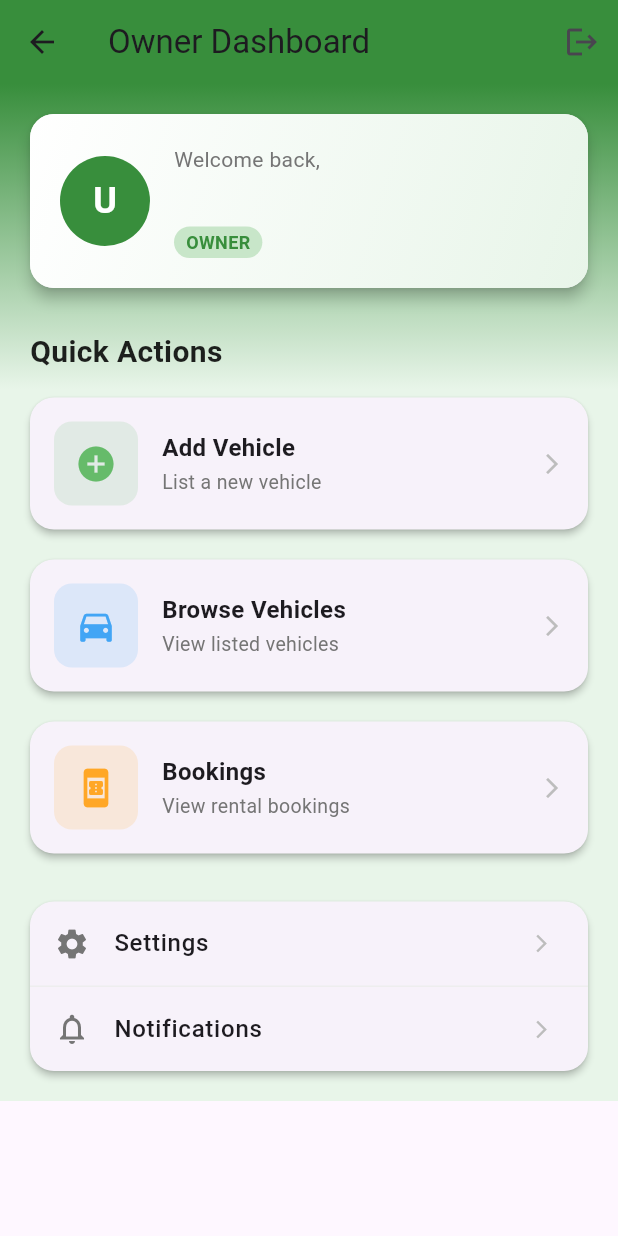
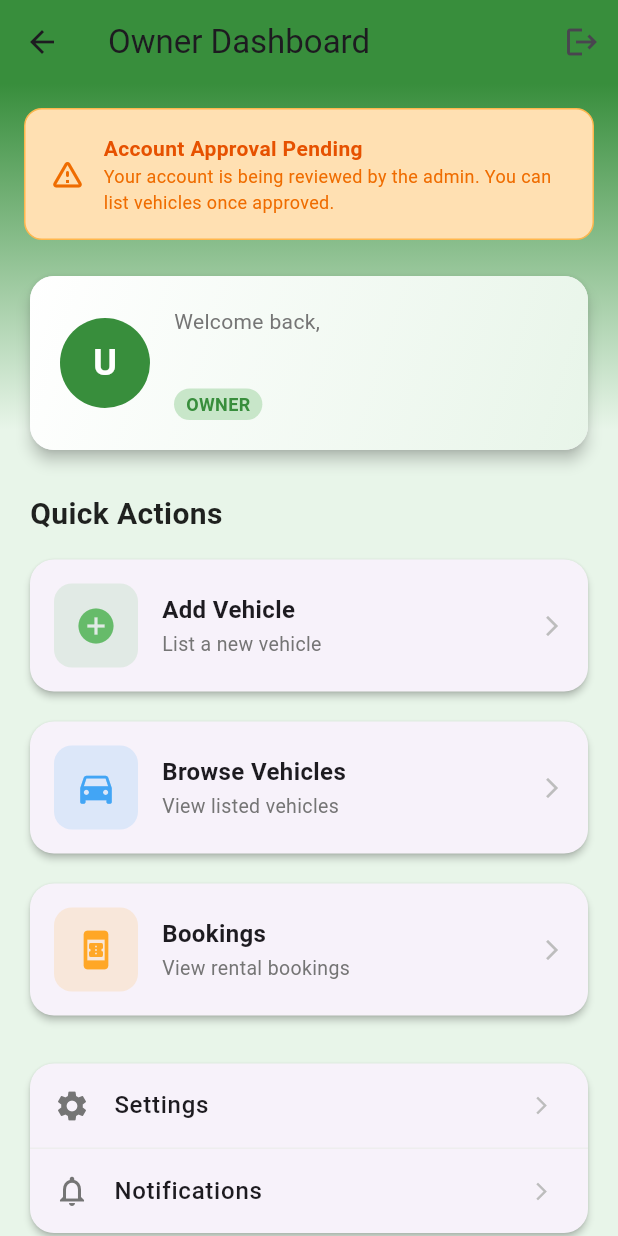
Before and after one commit to rottensmile8/myProject, a Flutter app: the OwnerDashboardPage screen opened directly with empty values, on a phone screen of 412 x 824 dp. Run offline on Flutter 3.47's test engine with Material 3 defaults, Android fonts, the phone set to English and light mode, and no system bars; accounts and stored records are empty; network calls fail.

Commit message:
User authentication by the admin

```diff
--- a/werent/lib/auth/owner_dashboard.dart
+++ b/werent/lib/auth/owner_dashboard.dart
@@ -122,6 +122,7 @@ class _OwnerDashboardPageState extends State<OwnerDashboardPage> {
             child: Column(
               crossAxisAlignment: CrossAxisAlignment.start,
               children: [
+                if (!widget.user.isActive) _buildApprovalPendingBanner(),
                 _buildWelcomeSection(context),
                 const SizedBox(height: 24),
                 _buildQuickActionsSection(context),
@@ -131,6 +132,45 @@ class _OwnerDashboardPageState extends State<OwnerDashboardPage> {
             ),
           ),
         ),
+      ),
+    );
+  }
+
+  Widget _buildApprovalPendingBanner() {
+    return Container(
+      margin: const EdgeInsets.only(bottom: 20),
+      padding: const EdgeInsets.all(16),
+      decoration: BoxDecoration(
+        color: Colors.orange.shade100,
+        borderRadius: BorderRadius.circular(12),
+        border: Border.all(color: Colors.orange.shade300),
+      ),
+      child: Row(
+        children: [
+          Icon(Icons.warning_amber_rounded, color: Colors.orange.shade800),
+          const SizedBox(width: 12),
+          Expanded(
+            child: Column(
+              crossAxisAlignment: CrossAxisAlignment.start,
+              children: [
+                Text(
+                  'Account Approval Pending',
+                  style: TextStyle(
+                    fontWeight: FontWeight.bold,
+                    color: Colors.orange.shade900,
+                  ),
+                ),
+                Text(
+                  'Your account is being reviewed by the admin. You can list vehicles once approved.',
+                  style: TextStyle(
+                    fontSize: 12,
+                    color: Colors.orange.shade800,
+                  ),
+                ),
+              ],
+            ),
+          ),
+        ],
       ),
     );
   }
@@ -340,8 +380,7 @@ class _OwnerDashboardPageState extends State<OwnerDashboardPage> {
           subtitle: 'List a new vehicle',
           color: Colors.green.shade400,
           logo: Icons.add_circle,
-          onTap: () => Navigator.of(context)
-              .pushNamed('/owner/add-vehicle', arguments: widget.user),
+          onTap: () => Navigator.of(context).pushNamed('/owner/add-vehicle', arguments: widget.user),
         ),
         const SizedBox(height: 12),
         _buildActionCard(
@@ -350,8 +389,7 @@ class _OwnerDashboardPageState extends State<OwnerDashboardPage> {
           subtitle: 'View listed vehicles',
           color: Colors.blue.shade400,
           logo: Icons.directions_car,
-          onTap: () => Navigator.of(context)
-              .pushNamed('/owner/my-vehicles', arguments: widget.user),
+          onTap: () => Navigator.of(context).pushNamed('/owner/my-vehicles', arguments: widget.user),
         ),
         const SizedBox(height: 12),
         _buildActionCard(
@@ -360,8 +398,7 @@ class _OwnerDashboardPageState extends State<OwnerDashboardPage> {
           subtitle: 'View rental bookings',
           color: Colors.orange.shade400,
           logo: Icons.book_online,
-          onTap: () => Navigator.of(context)
-              .pushNamed('/owner/bookings', arguments: widget.user),
+          onTap: () => Navigator.of(context).pushNamed('/owner/bookings', arguments: widget.user),
         ),
       ],
     );
--- a/werent/lib/auth/signup_screen.dart
+++ b/werent/lib/auth/signup_screen.dart
@@ -41,7 +41,7 @@ class _SignUpScreenState extends State<SignUpScreen> {
                   borderRadius: BorderRadius.circular(12),
                 ),
                 child: Row(
-                  children: [
+                   children: [
                     Expanded(child: _buildRoleTab(UserRole.renter, 'Renter')),
                     Expanded(child: _buildRoleTab(UserRole.owner, 'Owner')),
                   ],
--- a/werent/lib/models/user_model.dart
+++ b/werent/lib/models/user_model.dart
@@ -11,6 +11,7 @@ class User {
   final String email;
   final int? phoneNumber;
   final UserRole role;
+  final bool isActive;
   final List<String>? ownedCarIds; //only for owner
 
   User({
@@ -19,15 +20,17 @@ class User {
     required this.email,
     this.phoneNumber,
     required this.role,
+    this.isActive = false,
     this.ownedCarIds,
   });
 
   factory User.fromJson(Map<String, dynamic> json) {
     return User(
-      id: json['_id'] ?? '',  // MongoDB _id
+      id: json['_id'] ?? '', // MongoDB _id
       fullName: json['fullName'],
       email: json['email'],
       role: json['role'] == 'owner' ? UserRole.owner : UserRole.renter,
+      isActive: json['isActive'] ?? true, // Default to true for existing users
     );
   }
 }
```
Also changed, not shown: werent/lib/auth/add_vehicle.dart (+24 -0 lines), werent/lib/auth/browse_vehicles.dart (+24 -0 lines), werent/lib/auth/renter_dashboard.dart (+43 -6 lines), 9 other files.
